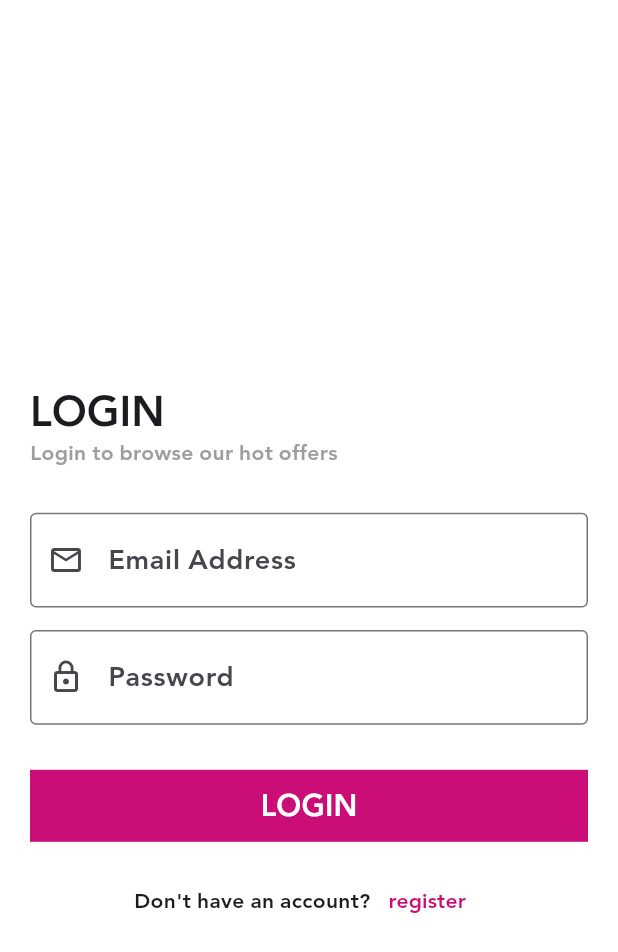
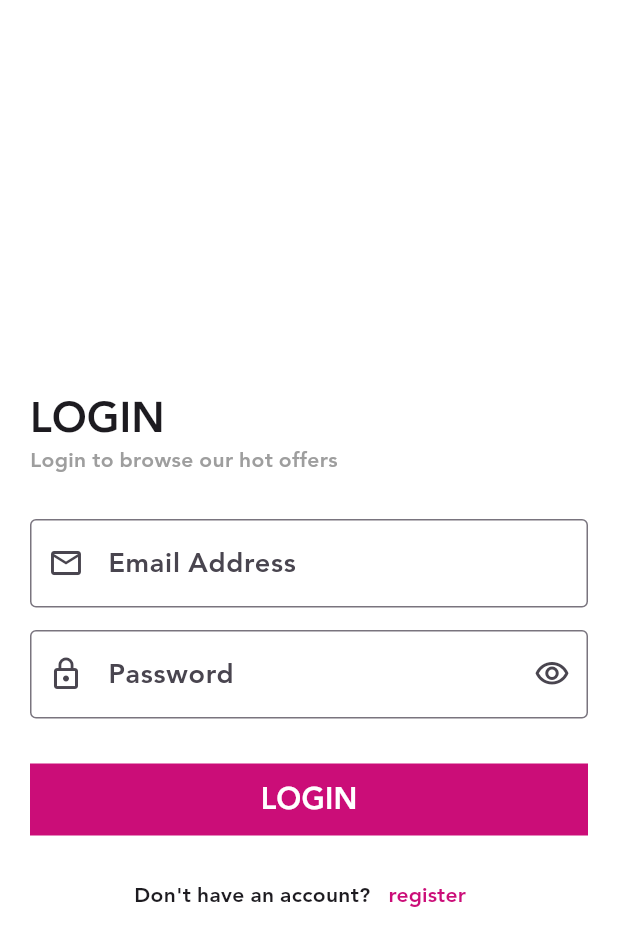
Before and after one commit to Muhammad-Nazih/flutter_course, a Flutter app: the screen it shows after launch, after a tap on the "arrow forward ios" icon, after a tap on "SKIP", on a phone screen of 412 x 824 dp. Shown: the top 952 px of the screen. Run offline on Flutter 3.47's test engine with Material 3 defaults, Android fonts, the phone set to English and light mode, and no system bars; our stand-ins replace bloc, dio, flutter_bloc, fluttertoast, hexcolor, smooth_page_indicator and 2 more; accounts and stored records are empty.

Commit message:
6st modification

```diff
--- a/lib/modules/shop_app/login/cubit/states.dart
+++ b/lib/modules/shop_app/login/cubit/states.dart
@@ -1,13 +1,18 @@
+import 'package:first_pro/models/shop_app/shop_login_model.dart';
+
 abstract class ShopLoginStates {}
 
 class ShopLoginInitialState extends ShopLoginStates {}
 
 class ShopLoginLoadingState extends ShopLoginStates {}
 
-class ShopLoginSuccessState extends ShopLoginStates {}
+class ShopLoginSuccessState extends ShopLoginStates {
+  final ShopLoginModel loginModel;
 
-class ShopLoginErrorState extends ShopLoginStates
-{
+  ShopLoginSuccessState(this.loginModel);
+}
+
+class ShopLoginErrorState extends ShopLoginStates {
   final String error;
 
   ShopLoginErrorState(this.error);
--- a/lib/shared/components/components.dart
+++ b/lib/shared/components/components.dart
@@ -1,7 +1,6 @@
 import 'package:first_pro/modules/news_app/web_view/web_view_screen.dart';
 import 'package:first_pro/shared/cubit/cubit.dart';
 import 'package:flutter/material.dart';
-
 
 Widget defaultTextButton({
   required VoidCallback onPressed,
@@ -9,9 +8,7 @@ Widget defaultTextButton({
   required Color color,
 }) => TextButton(
   onPressed: onPressed,
-                  child: Text(text.toUpperCase(),
-                  selectionColor: color,
-                  ),
+  child: Text(text.toUpperCase(), selectionColor: color),
 );
 
 Widget defaultButton({
@@ -47,6 +44,7 @@ Widget defaultFormField({
 }) => TextFormField(
   controller: controller,
   keyboardType: type,
+  obscureText: isPassword,
   onFieldSubmitted: onSubmit,
   onChanged: onChange,
   validator: validate,
@@ -56,7 +54,14 @@ Widget defaultFormField({
   decoration: InputDecoration(
     labelText: label,
     prefixIcon: Icon(prefix),
-    suffix: Icon(suffix),
+    suffixIcon:
+        suffix != null
+            ? IconButton(
+              icon: Icon(suffix),
+              onPressed: suffixPressed,
+              padding: EdgeInsets.zero,
+            )
+            : null,
     border: OutlineInputBorder(),
   ),
 );
--- a/pubspec.yaml
+++ b/pubspec.yaml
@@ -43,6 +43,7 @@ dependencies:
   shared_preferences: ^2.5.3
   webview_flutter: ^4.10.0
   smooth_page_indicator: ^1.2.1
+  fluttertoast: ^8.2.12
 
 dev_dependencies:
   flutter_test:
```
Also changed, not shown: lib/models/shop_app/shop_login_model.dart (added, +46 -0 lines), lib/modules/shop_app/login/cubit/cubit.dart (+12 -19 lines), lib/modules/shop_app/login/shop_login_screen.dart (+48 -20 lines), lib/shared/network/remote/dio_helper.dart (+7 -27 lines), lib/layout/shop_app/shop_layout.dart (added), pubspec.lock. Lines whose indentation alone changed are shown as unchanged.
